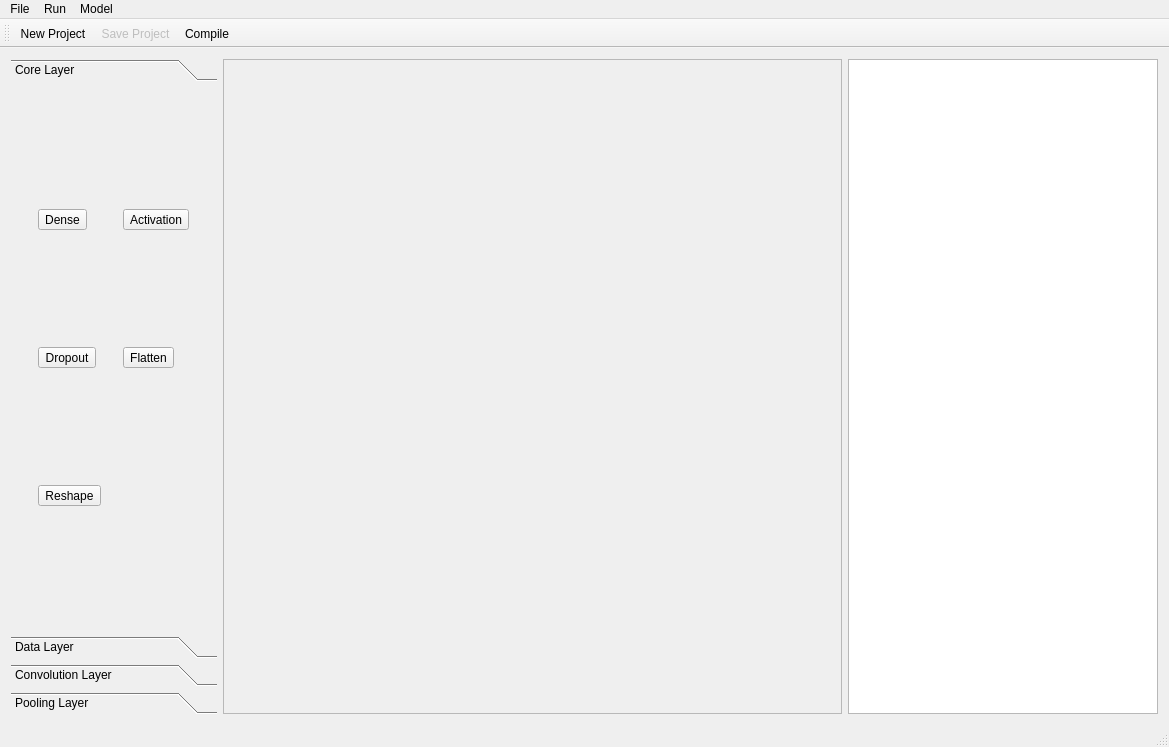
Before: the Qt Designer form app/mainwindow.ui in kelvin34501/alchimia_repo, drawn with Qt 5.
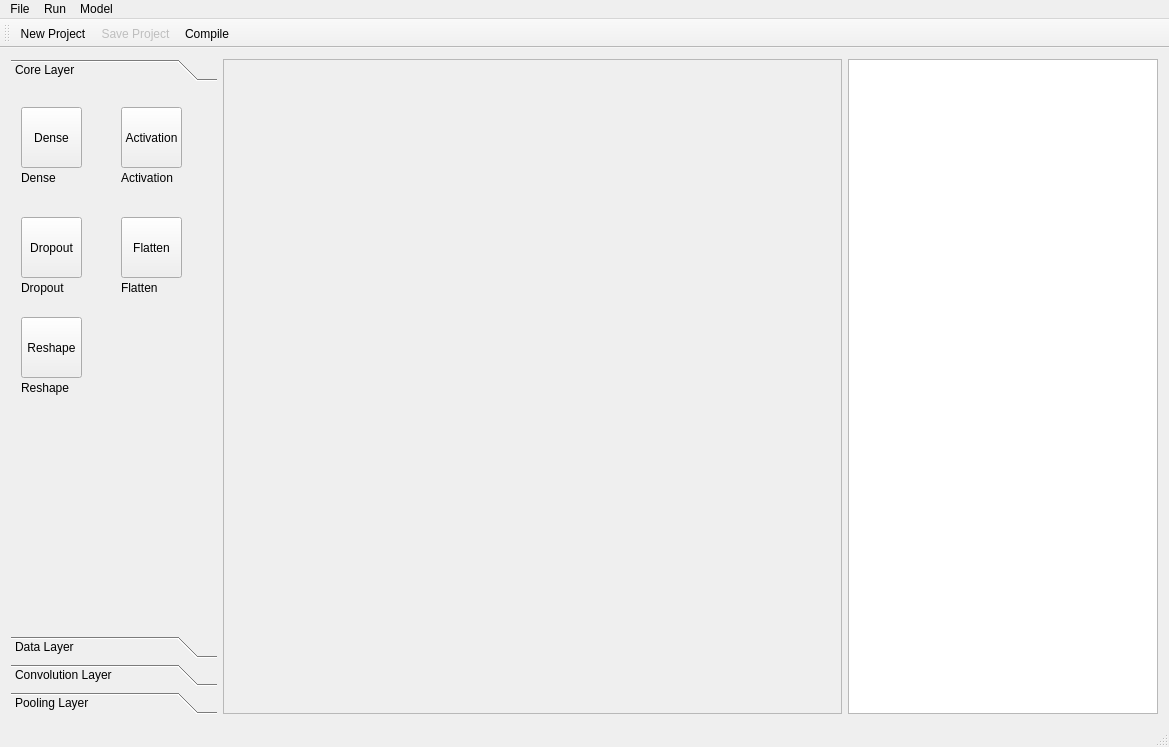
After: the same form once the commit is applied. Icons and pictures are not drawn.

Diff of the .ui file:
```diff
--- a/app/mainwindow.ui
+++ b/app/mainwindow.ui
@@ -31,16 +31,22 @@
         <rect>
          <x>0</x>
          <y>0</y>
-         <width>208</width>
-         <height>516</height>
+         <width>206</width>
+         <height>514</height>
         </rect>
        </property>
        <attribute name="label">
         <string>Core Layer</string>
        </attribute>
-       <layout class="QGridLayout" name="gridLayout">
-        <item row="2" column="0">
          <widget class="QToolButton" name="reshapeButton">
+        <property name="geometry">
+         <rect>
+          <x>10</x>
+          <y>230</y>
+          <width>61</width>
+          <height>61</height>
+         </rect>
+        </property>
           <property name="text">
            <string>Reshape</string>
           </property>
@@ -51,9 +57,15 @@
            <string notr="true">toolBoxButtonGroup</string>
           </attribute>
          </widget>
-        </item>
-        <item row="1" column="1">
          <widget class="QToolButton" name="flattenButton">
+        <property name="geometry">
+         <rect>
+          <x>110</x>
+          <y>130</y>
+          <width>61</width>
+          <height>61</height>
+         </rect>
+        </property>
           <property name="text">
            <string>Flatten</string>
           </property>
@@ -64,9 +76,15 @@
            <string notr="true">toolBoxButtonGroup</string>
           </attribute>
          </widget>
-        </item>
-        <item row="1" column="0">
          <widget class="QToolButton" name="dropoutButton">
+        <property name="geometry">
+         <rect>
+          <x>10</x>
+          <y>130</y>
+          <width>61</width>
+          <height>61</height>
+         </rect>
+        </property>
           <property name="text">
            <string>Dropout</string>
           </property>
@@ -77,9 +95,15 @@
            <string notr="true">toolBoxButtonGroup</string>
           </attribute>
          </widget>
-        </item>
-        <item row="0" column="0">
          <widget class="QToolButton" name="denseButton">
+        <property name="geometry">
+         <rect>
+          <x>10</x>
+          <y>20</y>
+          <width>61</width>
+          <height>61</height>
+         </rect>
+        </property>
           <property name="text">
            <string>Dense</string>
           </property>
@@ -90,9 +114,15 @@
            <string notr="true">toolBoxButtonGroup</string>
           </attribute>
          </widget>
-        </item>
-        <item row="0" column="1">
          <widget class="QToolButton" name="activationButton">
+        <property name="geometry">
+         <rect>
+          <x>110</x>
+          <y>20</y>
+          <width>61</width>
+          <height>61</height>
+         </rect>
+        </property>
           <property name="text">
            <string>Activation</string>
           </property>
@@ -103,8 +133,71 @@
            <string notr="true">toolBoxButtonGroup</string>
           </attribute>
          </widget>
-        </item>
-       </layout>
+       <widget class="QLabel" name="label">
+        <property name="geometry">
+         <rect>
+          <x>10</x>
+          <y>70</y>
+          <width>111</width>
+          <height>41</height>
+         </rect>
+        </property>
+        <property name="text">
+         <string>Dense</string>
+        </property>
+       </widget>
+       <widget class="QLabel" name="label_2">
+        <property name="geometry">
+         <rect>
+          <x>110</x>
+          <y>70</y>
+          <width>111</width>
+          <height>41</height>
+         </rect>
+        </property>
+        <property name="text">
+         <string>Activation</string>
+        </property>
+       </widget>
+       <widget class="QLabel" name="label_3">
+        <property name="geometry">
+         <rect>
+          <x>10</x>
+          <y>180</y>
+          <width>111</width>
+          <height>41</height>
+         </rect>
+        </property>
+        <property name="text">
+         <string>Dropout</string>
+        </property>
+       </widget>
+       <widget class="QLabel" name="label_4">
+        <property name="geometry">
+         <rect>
+          <x>110</x>
+          <y>180</y>
+          <width>111</width>
+          <height>41</height>
+         </rect>
+        </property>
+        <property name="text">
+         <string>Flatten</string>
+        </property>
+       </widget>
+       <widget class="QLabel" name="label_5">
+        <property name="geometry">
+         <rect>
+          <x>10</x>
+          <y>280</y>
+          <width>111</width>
+          <height>41</height>
+         </rect>
+        </property>
+        <property name="text">
+         <string>Reshape</string>
+        </property>
+       </widget>
       </widget>
       <widget class="QWidget" name="page_2">
        <property name="geometry">
```
Left out of the diff: 14 changed lines with no effect on the pictures. Lines whose indentation alone changed are shown as unchanged.
